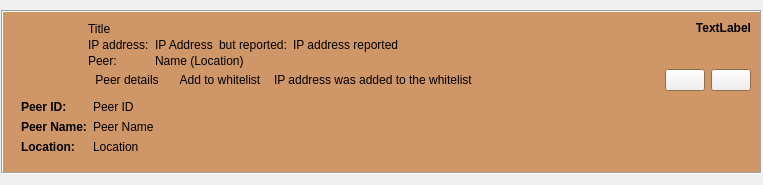
Above: retroshare-gui/src/gui/feeds/SecurityIpItem.ui from RetroShare/RetroShare before the change. Below: the same form after it.
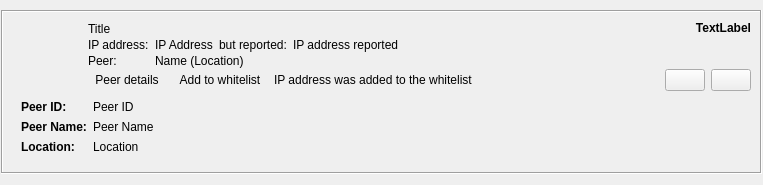
That is the form after the change. Icons and pictures are not drawn. Custom widgets are drawn as their Qt base class.

```diff
--- a/retroshare-gui/src/gui/feeds/SecurityIpItem.ui
+++ b/retroshare-gui/src/gui/feeds/SecurityIpItem.ui
@@ -31,75 +31,11 @@
        <verstretch>0</verstretch>
       </sizepolicy>
      </property>
-     <property name="palette">
-      <palette>
-       <active>
-        <colorrole role="Base">
-         <brush brushstyle="SolidPattern">
-          <color alpha="255">
-           <red>207</red>
-           <green>150</green>
-           <blue>103</blue>
-          </color>
-         </brush>
-        </colorrole>
-        <colorrole role="Window">
-         <brush brushstyle="SolidPattern">
-          <color alpha="255">
-           <red>207</red>
-           <green>150</green>
-           <blue>103</blue>
-          </color>
-         </brush>
-        </colorrole>
-       </active>
-       <inactive>
-        <colorrole role="Base">
-         <brush brushstyle="SolidPattern">
-          <color alpha="255">
-           <red>207</red>
-           <green>150</green>
-           <blue>103</blue>
-          </color>
-         </brush>
-        </colorrole>
-        <colorrole role="Window">
-         <brush brushstyle="SolidPattern">
-          <color alpha="255">
-           <red>207</red>
-           <green>150</green>
-           <blue>103</blue>
-          </color>
-         </brush>
-        </colorrole>
-       </inactive>
-       <disabled>
-        <colorrole role="Base">
-         <brush brushstyle="SolidPattern">
-          <color alpha="255">
-           <red>240</red>
-           <green>240</green>
-           <blue>240</blue>
-          </color>
-         </brush>
-        </colorrole>
-        <colorrole role="Window">
-         <brush brushstyle="SolidPattern">
-          <color alpha="255">
-           <red>207</red>
-           <green>150</green>
-           <blue>103</blue>
-          </color>
-         </brush>
-        </colorrole>
-       </disabled>
-      </palette>
-     </property>
      <property name="toolTip">
       <string>&lt;html&gt;&lt;head/&gt;&lt;body&gt;&lt;p&gt;This warning is here to protect you against traffic forwarding attacks. In such a case, the friend you're connected to will not see your external IP, but the attacker's IP. &lt;/p&gt;&lt;p&gt;&lt;br/&gt;&lt;/p&gt;&lt;p&gt;However, if you just changed IPs for some reason (some ISPs regularly force change IPs) this warning just tells you that a friend connected to the new IP before Retroshare figured out the IP changed. Nothing's wrong in this case.&lt;/p&gt;&lt;p&gt;&lt;br/&gt;&lt;/p&gt;&lt;p&gt;You can easily suppress false warnings by white-listing your own IPs (e.g. the range of your ISP), or by completely disabling these warnings in Options-&amp;gt;Notify-&amp;gt;News Feed.&lt;/p&gt;&lt;/body&gt;&lt;/html&gt;</string>
      </property>
      <property name="autoFillBackground">
-      <bool>true</bool>
+      <bool>false</bool>
      </property>
      <property name="frameShape">
       <enum>QFrame::Box</enum>
@@ -474,17 +410,17 @@
   </layout>
  </widget>
  <customwidgets>
-  <customwidget>
-   <class>StyledLabel</class>
-   <extends>QLabel</extends>
-   <header>gui/common/StyledLabel.h</header>
-  </customwidget>
   <customwidget>
    <class>AvatarWidget</class>
    <extends>QLabel</extends>
    <header>gui/common/AvatarWidget.h</header>
    <container>1</container>
   </customwidget>
+  <customwidget>
+   <class>StyledLabel</class>
+   <extends>QLabel</extends>
+   <header>gui/common/StyledLabel.h</header>
+  </customwidget>
   <customwidget>
    <class>RsBanListToolButton</class>
    <extends>QToolButton</extends>
```
Left out of the diff: 2 changed lines with no effect on the pictures.
